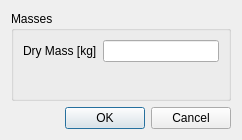
Qt form sta-src/Main/entrymass.ui (Dwarf-Planet-Project/SpaceDesignTool) before a commit.
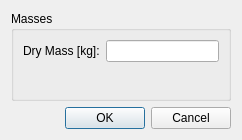
The same form after that commit.

Commit message: Patched RAM GUIs

```diff
--- a/sta-src/Main/entrymass.ui
+++ b/sta-src/Main/entrymass.ui
@@ -23,12 +23,16 @@
       <item>
        <layout class="QGridLayout" name="gridLayout">
         <item row="0" column="1">
-         <widget class="QLineEdit" name="dryMassLineEdit"/>
+         <widget class="QLineEdit" name="dryMassLineEdit">
+          <property name="alignment">
+           <set>Qt::AlignRight|Qt::AlignTrailing|Qt::AlignVCenter</set>
+          </property>
+         </widget>
         </item>
         <item row="0" column="0">
          <widget class="QLabel" name="label">
           <property name="text">
-           <string>Dry Mass [kg]</string>
+           <string>Dry Mass [kg]:</string>
           </property>
          </widget>
         </item>
```
The commit also changes 7 other files.
